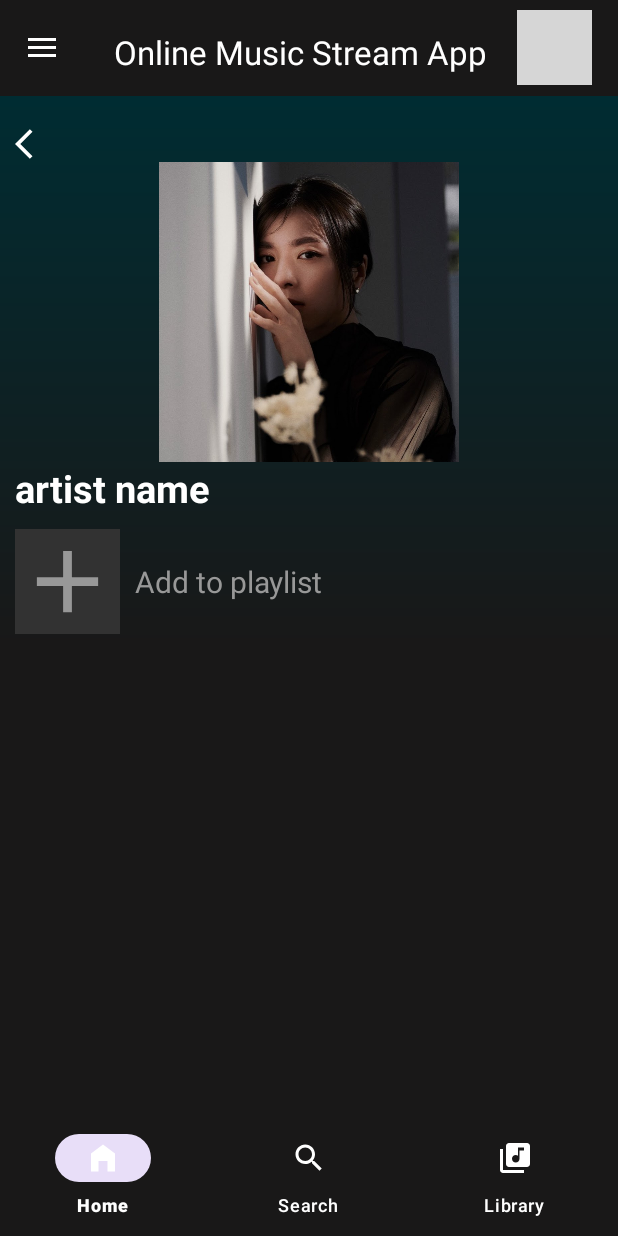
After one commit to Hanguyen2505/MusicApp, an Android app: the UserPlaylistFragment screen opened through its navigation route, on a phone screen of 412 x 824 dp. The commit adds this screen. Run offline under Robolectric (Android 15) with nearby library versions, the phone set to English and light mode, and no system bars; our stand-ins replace CircleImageView, Dagger/Hilt's generated code, Firebase (no records; nobody signed in at launch, a user with empty details on screens opened directly), navigation-ui; network calls fail; grey boxes are pictures that could not be loaded.

Commit message:
display user playlist

```diff
--- a/app/src/main/java/com/example/onlinemusicstreamapp/database/data/remote/UserPlaylistDatabase.kt
+++ b/app/src/main/java/com/example/onlinemusicstreamapp/database/data/remote/UserPlaylistDatabase.kt
@@ -1,11 +1,17 @@
 package com.example.onlinemusicstreamapp.database.data.remote
 
+import android.util.Log
 import com.example.onlinemusicstreamapp.database.data.entities.UserPlaylist
 import com.example.onlinemusicstreamapp.database.other.Constants.USER_PLAYLIST_COLLECTION
+import com.example.onlinemusicstreamapp.database.repository.UserAuthorization
 import com.google.firebase.firestore.FirebaseFirestore
+import com.google.firebase.firestore.toObjects
 import kotlinx.coroutines.tasks.await
+import javax.inject.Inject
 
-class UserPlaylistDatabase {
+class UserPlaylistDatabase @Inject constructor(
+    private val userAuthorization: UserAuthorization
+) {
 
     private val fireStore = FirebaseFirestore.getInstance()
 
@@ -24,4 +30,17 @@ class UserPlaylistDatabase {
         }
     }
 
+    suspend fun getUserPlaylist(): List<UserPlaylist> {
+        return try {
+            userPlaylistCollection.get().await().toObjects<UserPlaylist>().filter {
+                it.userId == userAuthorization.getCurrentUserId()
+            }
+        }
+        catch (e: Exception) {
+            Log.d("personalized playlist", "error: $e")
+            emptyList()
+        }
+
+    }
+
 }
--- a/app/src/main/java/com/example/onlinemusicstreamapp/di/module/ServiceModule.kt
+++ b/app/src/main/java/com/example/onlinemusicstreamapp/di/module/ServiceModule.kt
@@ -11,6 +11,7 @@ import com.example.onlinemusicstreamapp.database.data.remote.ArtistDatabase
 import com.example.onlinemusicstreamapp.database.data.remote.GenreDatabase
 import com.example.onlinemusicstreamapp.database.data.remote.MusicDatabase
 import com.example.onlinemusicstreamapp.database.data.remote.PlaylistDatabase
+import com.example.onlinemusicstreamapp.database.data.remote.UserPlaylistDatabase
 import com.example.onlinemusicstreamapp.exoplayer.callbacks.MusicQueueManager
 import dagger.Module
 import dagger.Provides
@@ -40,6 +41,10 @@ object ServiceModule {
     @Provides
     fun providePlaylistDatabase() = PlaylistDatabase()
 
+//    @ServiceScoped
+//    @Provides
+//    fun provideUserPlaylistDatabase() = UserPlaylistDatabase()
+
     @ServiceScoped
     @Provides
     fun provideExoPlayer(
--- /dev/null
+++ b/app/src/main/java/com/example/onlinemusicstreamapp/ui/fragments/album/UserPlaylistFragment.kt
@@ -0,0 +1,60 @@
+package com.example.onlinemusicstreamapp.ui.fragments.album
+
+import android.os.Bundle
+import androidx.fragment.app.Fragment
+import android.view.LayoutInflater
+import android.view.View
+import android.view.ViewGroup
+import com.example.onlinemusicstreamapp.R
+
+// TODO: Rename parameter arguments, choose names that match
+// the fragment initialization parameters, e.g. ARG_ITEM_NUMBER
+private const val ARG_PARAM1 = "param1"
+private const val ARG_PARAM2 = "param2"
+
+/**
+ * A simple [Fragment] subclass.
+ * Use the [UserPlaylistFragment.newInstance] factory method to
+ * create an instance of this fragment.
+ */
+class UserPlaylistFragment : Fragment() {
+    // TODO: Rename and change types of parameters
+    private var param1: String? = null
+    private var param2: String? = null
+
+    override fun onCreate(savedInstanceState: Bundle?) {
+        super.onCreate(savedInstanceState)
+        arguments?.let {
+            param1 = it.getString(ARG_PARAM1)
+            param2 = it.getString(ARG_PARAM2)
+        }
+    }
+
+    override fun onCreateView(
+        inflater: LayoutInflater, container: ViewGroup?,
+        savedInstanceState: Bundle?
+    ): View? {
+        // Inflate the layout for this fragment
+        return inflater.inflate(R.layout.fragment_user_playlist, container, false)
+    }
+
+    companion object {
+        /**
+         * Use this factory method to create a new instance of
+         * this fragment using the provided parameters.
+         *
+         * @param param1 Parameter 1.
+         * @param param2 Parameter 2.
+         * @return A new instance of fragment UserPlaylist.
+         */
+        // TODO: Rename and change types and number of parameters
+        @JvmStatic
+        fun newInstance(param1: String, param2: String) =
+            UserPlaylistFragment().apply {
+                arguments = Bundle().apply {
+                    putString(ARG_PARAM1, param1)
+                    putString(ARG_PARAM2, param2)
+                }
+            }
+    }
+}
--- a/app/src/main/java/com/example/onlinemusicstreamapp/ui/fragments/bottomsheet/library/BottomSheetNamePlaylist.kt
+++ b/app/src/main/java/com/example/onlinemusicstreamapp/ui/fragments/bottomsheet/library/BottomSheetNamePlaylist.kt
@@ -28,13 +28,13 @@ class BottomSheetNamePlaylist : BottomSheetDialogFragment() {
 
     }
 
-    //TODO create playlist and display it on screen
     override fun onCreateView(
         inflater: LayoutInflater, container: ViewGroup?,
         savedInstanceState: Bundle?
     ): View {
         binding = FragmentBottomSheetNamePlaylistBinding.inflate(inflater)
 
+        //TODO using realtime database to display realtime data
         binding.createPlaylistBtn.setOnClickListener {
             val title = binding.namePlaylist.text.toString().trim()
             val desc = binding.description.text.toString().trim()
--- a/app/src/main/java/com/example/onlinemusicstreamapp/ui/viewmodel/PlaylistViewModel.kt
+++ b/app/src/main/java/com/example/onlinemusicstreamapp/ui/viewmodel/PlaylistViewModel.kt
@@ -26,13 +26,14 @@ class PlaylistViewModel @Inject constructor(
     private val _playlist = MutableLiveData<List<Playlist>>()
     val playlist: LiveData<List<Playlist>> = _playlist
 
-    private val _perPlaylists = MutableLiveData<List<UserPlaylist>>()
-    val perPlaylists: LiveData<List<UserPlaylist>> = _perPlaylists
+    private val _userPlaylists = MutableLiveData<List<UserPlaylist>>()
+    val userPlaylists: LiveData<List<UserPlaylist>> = _userPlaylists
 
     private val _songsInPlaylist = MutableLiveData<List<Song>>()
 
     init {
         getAllPlaylists()
+        getUserPlaylist()
     }
 
     private fun getAllPlaylists() = viewModelScope.launch {
@@ -40,6 +41,11 @@ class PlaylistViewModel @Inject constructor(
             Log.d("PlaylistViewModel", "getAllPlaylists: $playlists")
             _playlist.postValue(playlists)
         }
+    }
+
+    private fun getUserPlaylist() = viewModelScope.launch {
+        val playlists = userPlaylistDatabase.getUserPlaylist()
+        _userPlaylists.postValue(playlists)
     }
 
     fun createPlaylist(userPlaylist: UserPlaylist) = viewModelScope.launch {
@@ -56,6 +62,7 @@ class PlaylistViewModel @Inject constructor(
         }
     }
 
+    //TODO should retrieve only necessary data not all data
     fun getSongsInPlaylist(playlistId: String): MutableLiveData<List<Song>> {
 
         mediaFactory.fetchPlaylistFromMediaBrowser(MEDIA_PLAYLIST_ID) { playlists ->
--- a/app/src/main/res/layout/cardview_p_playlist.xml
+++ b/app/src/main/res/layout/cardview_user_playlist.xml
@@ -13,17 +13,16 @@
         android:gravity="center_vertical">
 
         <ImageView
-            android:id="@+id/playlist_cover"
+            android:id="@+id/cover_img"
             android:layout_margin="10dp"
             android:layout_width="70dp"
             android:layout_height="70dp"
-            android:src="@drawable/robin_cover"/>
+            android:src="@drawable/milet_cover"/>
 
         <TextView
             android:id="@+id/playlist_title"
             android:layout_width="wrap_content"
             android:layout_height="26dp"
-            android:layout_marginTop="10dp"
             android:text="@string/song_title"
             android:layout_gravity="center_vertical"
             android:textColor="@color/white"
--- /dev/null
+++ b/app/src/main/res/layout/fragment_user_playlist.xml
@@ -0,0 +1,86 @@
+<?xml version="1.0" encoding="utf-8"?>
+<androidx.core.widget.NestedScrollView xmlns:android="http://schemas.android.com/apk/res/android"
+    xmlns:tools="http://schemas.android.com/tools"
+    android:layout_width="match_parent"
+    android:layout_height="match_parent"
+    xmlns:app="http://schemas.android.com/apk/res-auto"
+    tools:context=".ui.fragments.album.UserPlaylistFragment"
+    android:background="@color/black_gray">
+
+    <LinearLayout
+        android:layout_width="match_parent"
+        android:layout_height="wrap_content"
+        android:orientation="vertical">
+
+        <LinearLayout
+            android:id="@+id/layout"
+            android:layout_width="match_parent"
+            android:layout_height="wrap_content"
+            android:orientation="vertical"
+            android:background="@drawable/gradient_blue">
+
+            <ImageView
+                android:id="@+id/back_to_home_btn"
+                android:layout_width="wrap_content"
+                android:layout_height="wrap_content"
+                android:layout_gravity="start"
+                android:layout_marginTop="20dp"
+                android:layout_marginStart="10dp"
+                android:src="@drawable/ic_back" />
+
+            <ImageView
+                android:id="@+id/coverImg"
+                android:layout_width="200dp"
+                android:layout_height="200dp"
+                android:layout_gravity="center_horizontal"
+                android:contentDescription="@string/show_artist_profile_image"
+                android:src="@drawable/milet_cover" />
+
+            <TextView
+                android:id="@+id/title"
+                android:layout_width="wrap_content"
+                android:layout_height="wrap_content"
+                android:layout_marginStart="10dp"
+                android:text="@string/artist_name"
+                android:textColor="@color/white"
+                android:textStyle="bold"
+                android:textSize="25sp" />
+
+            <LinearLayout
+                android:id="@+id/add_to_playlist"
+                android:layout_width="match_parent"
+                android:layout_height="match_parent"
+                android:orientation="horizontal"
+                android:gravity="center_vertical">
+
+                <ImageView
+                    android:id="@+id/add_icon"
+                    android:layout_width="70dp"
+                    android:layout_height="70dp"
+                    android:layout_margin="10dp"
+                    android:src="@drawable/ic_add"
+                    app:tint="@color/light_gray"
+                    android:background="@color/gray"/>
+
+
+                <TextView
+                    android:id="@+id/add"
+                    android:layout_width="wrap_content"
+                    android:layout_height="wrap_content"
+                    android:layout_gravity="center"
+                    android:text="@string/add_to_playlist"
+                    android:textColor="@color/light_gray"
+                    android:textSize="20sp" />
+
+            </LinearLayout>
+        </LinearLayout>
+
+        <androidx.recyclerview.widget.RecyclerView
+            android:id="@+id/recyclerView_Playlist"
+            android:layout_margin="10dp"
+            android:layout_width="match_parent"
+            android:layout_height="match_parent"/>
+
+    </LinearLayout>
+
+</androidx.core.widget.NestedScrollView>
--- a/app/src/main/res/navigation/main_activity_navigation.xml
+++ b/app/src/main/res/navigation/main_activity_navigation.xml
@@ -137,5 +137,23 @@
             android:name="playlist"
             app:argType="com.example.onlinemusicstreamapp.database.data.entities.Playlist" />
     </fragment>
+    <dialog
+        android:id="@+id/libraryBottomSheetFragment"
+        android:name="com.example.onlinemusicstreamapp.ui.fragments.bottomsheet.library.LibraryBottomSheetFragment"
+        android:label="fragment_library_bottom_sheet"
+        tools:layout="@layout/fragment_library_bottom_sheet" >
+        <action
+            android:id="@+id/action_libraryBottomSheetFragment_to_userPlaylistFragment"
+            app:destination="@id/userPlaylistFragment" />
+    </dialog>
+    <fragment
+        android:id="@+id/userPlaylistFragment"
+        android:name="com.example.onlinemusicstreamapp.ui.fragments.album.UserPlaylistFragment"
+        android:label="fragment_user_playlist"
+        tools:layout="@layout/fragment_user_playlist" >
+        <action
+            android:id="@+id/action_userPlaylistFragment_to_libraryFragment"
+            app:destination="@id/libraryFragment" />
+    </fragment>
 
 </navigation>
```
Also changed, not shown: app/src/main/java/com/example/onlinemusicstreamapp/adapter/UserPlaylistAdapter.kt (added, +57 -0 lines), app/src/main/java/com/example/onlinemusicstreamapp/database/data/entities/UserPlaylist.kt (+6 -6 lines), app/src/main/java/com/example/onlinemusicstreamapp/database/other/Constants.kt (+2 -7 lines), app/src/main/java/com/example/onlinemusicstreamapp/di/module/AppModule.kt (+3 -6 lines), app/src/main/java/com/example/onlinemusicstreamapp/exoplayer/callbacks/MyMediaFactory.kt (+28 -0 lines), app/src/main/java/com/example/onlinemusicstreamapp/exoplayer/service/music/MusicService.kt (+16 -2 lines), app/src/main/java/com/example/onlinemusicstreamapp/exoplayer/source/FirebaseUserPlaylistSource.kt (added, +49 -0 lines), app/src/main/java/com/example/onlinemusicstreamapp/ui/fragments/library/LibraryFragment.kt (+20 -0 lines).
